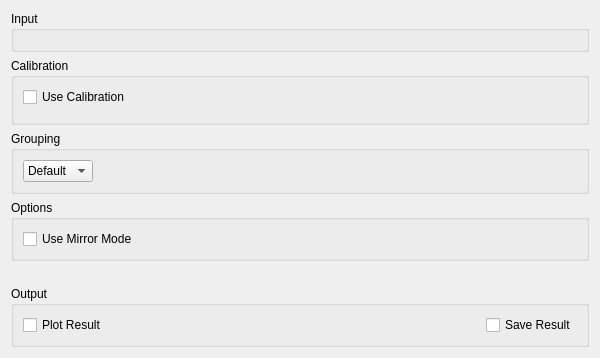
First picture: the form in MantidQt/CustomInterfaces/inc/MantidQtCustomInterfaces/Indirect/ILLEnergyTransfer.ui, repository mantidproject/mantid, before the edit.
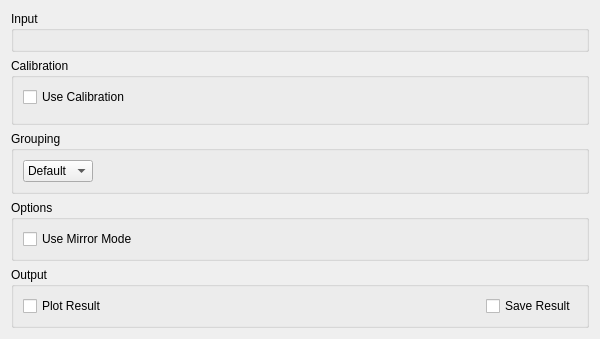
Second picture: the form after the edit. Custom widgets are drawn as their Qt base class.

Commit message: Re #17329 revert gui change

Patch:
```diff
--- a/MantidQt/CustomInterfaces/inc/MantidQtCustomInterfaces/Indirect/ILLEnergyTransfer.ui
+++ b/MantidQt/CustomInterfaces/inc/MantidQtCustomInterfaces/Indirect/ILLEnergyTransfer.ui
@@ -7,7 +7,7 @@
     <x>0</x>
     <y>0</y>
     <width>600</width>
-    <height>358</height>
+    <height>330</height>
    </rect>
   </property>
   <property name="minimumSize">
```
Left out of the diff: 8 changed lines with no effect on the pictures.
